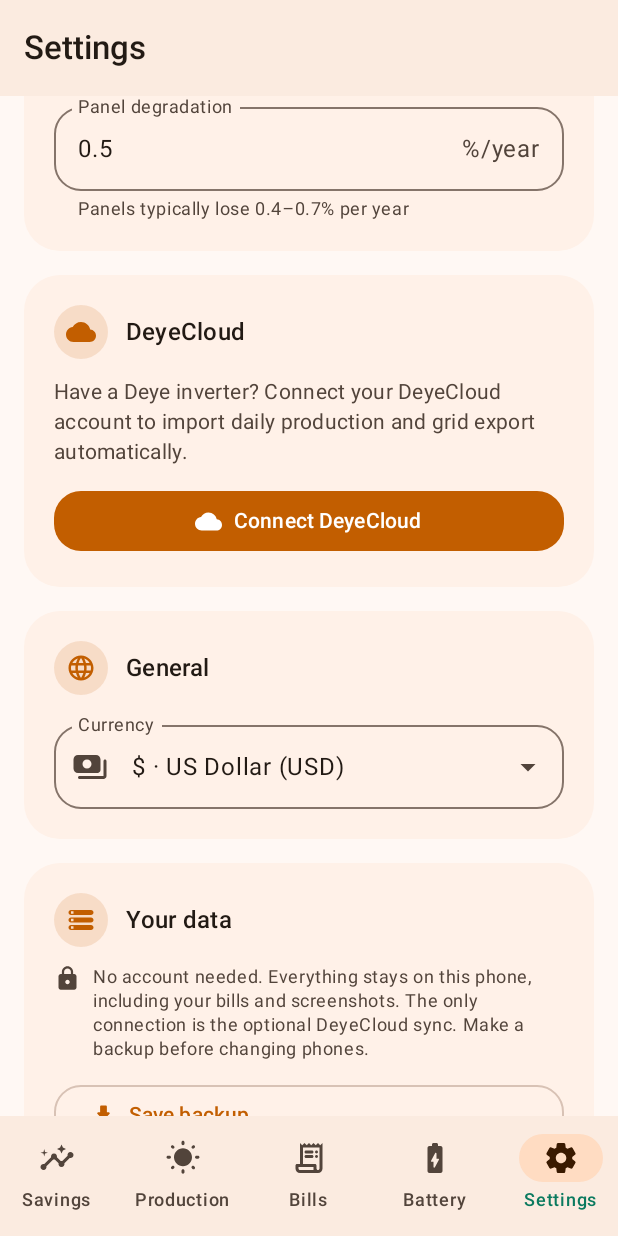
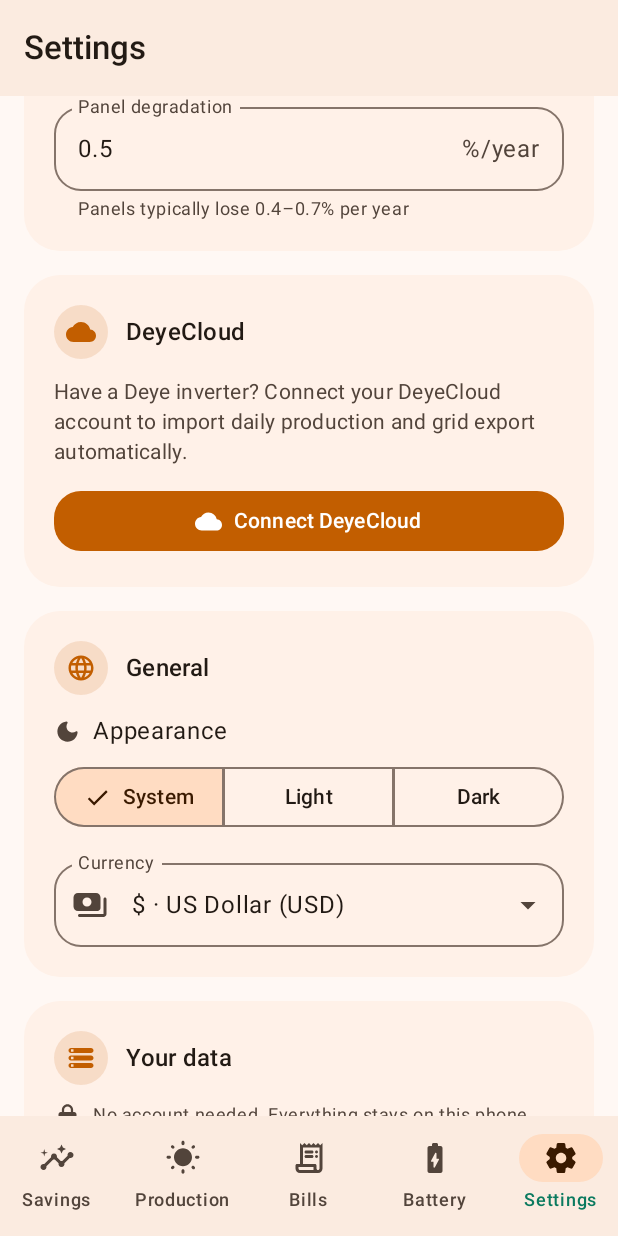
Before and after one commit to c0dewars/pv-calculator, an Android app built with Jetpack Compose: the screen it shows after launch (MainActivity), item 5 of the bottom bar chosen, scrolled down 1096 dp, on a phone screen of 412 x 824 dp. Run offline under Robolectric (Android 15) with nearby library versions, the phone set to English and light mode, and no system bars; libraries missing offline, so code that uses them is left out: com.google.mlkit.vision, com.tom_roush.pdfbox; pictures from the network do not load.

Commit message:
Add a dark mode switch and tune dark colors
- Settings → General → Appearance: System / Light / Dark, saved with the
  app data; status and navigation bar icons follow the chosen theme
- Dark palette: card surfaces slightly lighter than the background,
  deeper hero gradient so white text stays readable without glare
- Segmented buttons use the orange accent instead of the default green
- Dark-mode screenshots (savings, payback, production, settings, battery)
  in docs/screenshots and the README

Co-Authored-By: Claude Opus 5.5 <noreply@anthropic.com>

```diff
--- a/app/src/main/java/io/github/c0dewars/pvcalculator/MainActivity.kt
+++ b/app/src/main/java/io/github/c0dewars/pvcalculator/MainActivity.kt
@@ -1,18 +1,39 @@
 package io.github.c0dewars.pvcalculator
 
+import android.graphics.Color
 import android.os.Bundle
 import androidx.activity.ComponentActivity
+import androidx.activity.SystemBarStyle
 import androidx.activity.compose.setContent
 import androidx.activity.enableEdgeToEdge
+import androidx.compose.runtime.LaunchedEffect
+import androidx.compose.runtime.collectAsState
+import androidx.compose.runtime.getValue
+import androidx.lifecycle.viewmodel.compose.viewModel
+import io.github.c0dewars.pvcalculator.ui.AppViewModel
 import io.github.c0dewars.pvcalculator.ui.PvApp
 import io.github.c0dewars.pvcalculator.ui.theme.PvTheme
+import io.github.c0dewars.pvcalculator.ui.theme.isDark
+import io.github.c0dewars.pvcalculator.ui.theme.themeModeOf
 
 class MainActivity : ComponentActivity() {
     override fun onCreate(savedInstanceState: Bundle?) {
         super.onCreate(savedInstanceState)
         enableEdgeToEdge()
         setContent {
-            PvTheme { PvApp() }
+            val vm: AppViewModel = viewModel()
+            val data by vm.data.collectAsState()
+            val dark = themeModeOf(data.themeMode).isDark()
+            // Status/navigation bar icons follow the app theme, not only the phone's.
+            LaunchedEffect(dark) {
+                val style = if (dark) {
+                    SystemBarStyle.dark(Color.TRANSPARENT)
+                } else {
+                    SystemBarStyle.light(Color.TRANSPARENT, Color.TRANSPARENT)
+                }
+                enableEdgeToEdge(statusBarStyle = style, navigationBarStyle = style)
+            }
+            PvTheme(darkTheme = dark) { PvApp(vm) }
         }
     }
 }
--- a/app/src/main/java/io/github/c0dewars/pvcalculator/data/Model.kt
+++ b/app/src/main/java/io/github/c0dewars/pvcalculator/data/Model.kt
@@ -12,6 +12,8 @@ data class AppData(
     val currencyCode: String? = null,
     val bills: List<Bill> = emptyList(),
     val production: List<ProductionEntry> = emptyList(),
+    /** App theme: "SYSTEM" (follow the phone), "LIGHT" or "DARK". */
+    val themeMode: String = "SYSTEM",
     /** Link to a DeyeCloud station (secrets such as the app secret and token are stored separately). */
     val deye: DeyeLink? = null,
 )
--- a/app/src/main/java/io/github/c0dewars/pvcalculator/ui/AppViewModel.kt
+++ b/app/src/main/java/io/github/c0dewars/pvcalculator/ui/AppViewModel.kt
@@ -134,6 +134,8 @@ class AppViewModel(app: Application) : AndroidViewModel(app) {
     fun deleteExtraInvestment(id: String) = updateSystem { s ->
         s.copy(extraInvestments = s.extraInvestments.filter { it.id != id })
     }
+
+    fun setThemeMode(mode: String) = update { it.copy(themeMode = mode) }
 
     fun setCurrency(code: String) = update { it.copy(currencyCode = code) }
 
--- a/app/src/main/java/io/github/c0dewars/pvcalculator/ui/components/Common.kt
+++ b/app/src/main/java/io/github/c0dewars/pvcalculator/ui/components/Common.kt
@@ -439,3 +439,10 @@ fun AttachButton(text: String, icon: ImageVector, onClick: () -> Unit, modifier:
         Text(text)
     }
 }
+
+/** Segmented buttons use the app's orange accent (instead of the default green) when selected. */
+@Composable
+fun pvSegmentedColors() = androidx.compose.material3.SegmentedButtonDefaults.colors(
+    activeContainerColor = MaterialTheme.colorScheme.primaryContainer,
+    activeContentColor = MaterialTheme.colorScheme.onPrimaryContainer,
+)
--- a/app/src/main/java/io/github/c0dewars/pvcalculator/ui/screens/DeyeSection.kt
+++ b/app/src/main/java/io/github/c0dewars/pvcalculator/ui/screens/DeyeSection.kt
@@ -56,6 +56,7 @@ import androidx.compose.ui.text.input.PasswordVisualTransformation
 import androidx.compose.ui.text.input.VisualTransformation
 import androidx.compose.ui.unit.dp
 import io.github.c0dewars.pvcalculator.R
+import io.github.c0dewars.pvcalculator.ui.components.pvSegmentedColors
 import io.github.c0dewars.pvcalculator.data.AppData
 import io.github.c0dewars.pvcalculator.domain.DeyeDataCenter
 import io.github.c0dewars.pvcalculator.domain.DeyeStation
@@ -250,6 +251,7 @@ private fun DeyeConnectDialog(
                             selected = dataCenter == dc,
                             onClick = { dataCenter = dc },
                             shape = SegmentedButtonDefaults.itemShape(i, options.size),
+                        colors = pvSegmentedColors(),
                         ) { Text(stringResource(label), maxLines = 1) }
                     }
                 }
--- a/app/src/main/java/io/github/c0dewars/pvcalculator/ui/screens/OverviewScreen.kt
+++ b/app/src/main/java/io/github/c0dewars/pvcalculator/ui/screens/OverviewScreen.kt
@@ -67,7 +67,9 @@ import io.github.c0dewars.pvcalculator.ui.components.SectionCard
 import io.github.c0dewars.pvcalculator.ui.components.SplitBar
 import io.github.c0dewars.pvcalculator.ui.components.StatTile
 import io.github.c0dewars.pvcalculator.ui.theme.PvColors
+import io.github.c0dewars.pvcalculator.ui.theme.LocalDarkTheme
 import io.github.c0dewars.pvcalculator.ui.theme.SunGradient
+import io.github.c0dewars.pvcalculator.ui.theme.SunGradientDark
 
 @Composable
 fun OverviewScreen(
@@ -156,7 +158,7 @@ private fun HeroCard(summary: Summary, fmt: Formatter) {
         Modifier
             .fillMaxWidth()
             .clip(MaterialTheme.shapes.extraLarge)
-            .background(SunGradient)
+            .background(if (LocalDarkTheme.current) SunGradientDark else SunGradient)
             .padding(24.dp),
     ) {
         Icon(
--- a/app/src/main/java/io/github/c0dewars/pvcalculator/ui/screens/ProductionScreen.kt
+++ b/app/src/main/java/io/github/c0dewars/pvcalculator/ui/screens/ProductionScreen.kt
@@ -67,6 +67,7 @@ import androidx.compose.ui.res.stringResource
 import androidx.compose.ui.text.font.FontWeight
 import androidx.compose.ui.unit.dp
 import io.github.c0dewars.pvcalculator.R
+import io.github.c0dewars.pvcalculator.ui.components.pvSegmentedColors
 import io.github.c0dewars.pvcalculator.data.AppData
 import io.github.c0dewars.pvcalculator.data.Attachment
 import io.github.c0dewars.pvcalculator.data.DataRepository
@@ -348,10 +349,12 @@ private fun ProductionEditDialog(
                     SegmentedButton(
                         selected = !wholeMonth, onClick = { wholeMonth = false },
                         shape = SegmentedButtonDefaults.itemShape(0, 2),
+                        colors = pvSegmentedColors(),
                     ) { Text(stringResource(R.string.one_day)) }
                     SegmentedButton(
                         selected = wholeMonth, onClick = { wholeMonth = true },
                         shape = SegmentedButtonDefaults.itemShape(1, 2),
+                        colors = pvSegmentedColors(),
                     ) { Text(stringResource(R.string.whole_month)) }
                 }
                 if (wholeMonth) {
--- a/app/src/main/java/io/github/c0dewars/pvcalculator/ui/screens/SettingsScreen.kt
+++ b/app/src/main/java/io/github/c0dewars/pvcalculator/ui/screens/SettingsScreen.kt
@@ -18,6 +18,7 @@ import androidx.compose.material.icons.Icons
 import androidx.compose.material.icons.rounded.Add
 import androidx.compose.material.icons.rounded.BatteryChargingFull
 import androidx.compose.material.icons.rounded.Bolt
+import androidx.compose.material.icons.rounded.DarkMode
 import androidx.compose.material.icons.rounded.DeleteForever
 import androidx.compose.material.icons.rounded.Event
 import androidx.compose.material.icons.rounded.FileDownload
@@ -40,6 +41,9 @@ import androidx.compose.material3.MaterialTheme
 import androidx.compose.material3.MenuAnchorType
 import androidx.compose.material3.OutlinedButton
 import androidx.compose.material3.OutlinedTextField
+import androidx.compose.material3.SegmentedButton
+import androidx.compose.material3.SegmentedButtonDefaults
+import androidx.compose.material3.SingleChoiceSegmentedButtonRow
 import androidx.compose.material3.Slider
 import androidx.compose.material3.SnackbarHostState
 import androidx.compose.material3.Text
@@ -59,6 +63,7 @@ import androidx.compose.ui.res.stringResource
 import androidx.compose.ui.unit.dp
 import io.github.c0dewars.pvcalculator.BuildConfig
 import io.github.c0dewars.pvcalculator.R
+import io.github.c0dewars.pvcalculator.ui.components.pvSegmentedColors
 import io.github.c0dewars.pvcalculator.data.AppData
 import io.github.c0dewars.pvcalculator.data.DataRepository
 import io.github.c0dewars.pvcalculator.data.ExtraInvestment
@@ -72,6 +77,8 @@ import io.github.c0dewars.pvcalculator.ui.components.Formatter
 import io.github.c0dewars.pvcalculator.ui.components.NumberSettingField
 import io.github.c0dewars.pvcalculator.ui.components.PickerField
 import io.github.c0dewars.pvcalculator.ui.components.SectionCard
+import io.github.c0dewars.pvcalculator.ui.theme.ThemeMode
+import io.github.c0dewars.pvcalculator.ui.theme.themeModeOf
 import kotlinx.coroutines.launch
 import java.time.LocalDate
 import java.util.Currency
@@ -190,6 +197,7 @@ fun SettingsScreen(vm: AppViewModel, data: AppData, fmt: Formatter, snackbar: Sn
 
             // --------------------------------------------------------- general
             SectionCard(title = stringResource(R.string.section_general), icon = Icons.Rounded.Language) {
+                ThemeSelector(themeModeOf(data.themeMode)) { vm.setThemeMode(it.name) }
                 CurrencyPicker(data.currencyCode ?: AppViewModel.defaultCurrency()) { vm.setCurrency(it) }
             }
 
@@ -280,6 +288,32 @@ private fun SelfConsumptionSlider(value: Double, onValue: (Double) -> Unit) {
             style = MaterialTheme.typography.bodySmall,
             color = MaterialTheme.colorScheme.onSurfaceVariant,
         )
+    }
+}
+
+@Composable
+private fun ThemeSelector(selected: ThemeMode, onSelect: (ThemeMode) -> Unit) {
+    Column(verticalArrangement = Arrangement.spacedBy(8.dp)) {
+        Row(verticalAlignment = Alignment.CenterVertically) {
+            Icon(Icons.Rounded.DarkMode, null, Modifier.size(18.dp), tint = MaterialTheme.colorScheme.onSurfaceVariant)
+            Spacer(Modifier.width(8.dp))
+            Text(stringResource(R.string.theme), style = MaterialTheme.typography.bodyLarge)
+        }
+        val options = listOf(
+            ThemeMode.SYSTEM to R.string.theme_system,
+            ThemeMode.LIGHT to R.string.theme_light,
+            ThemeMode.DARK to R.string.theme_dark,
+        )
+        SingleChoiceSegmentedButtonRow(Modifier.fillMaxWidth()) {
+            options.forEachIndexed { i, (mode, label) ->
+                SegmentedButton(
+                    selected = selected == mode,
+                    onClick = { onSelect(mode) },
+                    shape = SegmentedButtonDefaults.itemShape(i, options.size),
+                        colors = pvSegmentedColors(),
+                ) { Text(stringResource(label), maxLines = 1) }
+            }
+        }
     }
 }
 
--- a/app/src/main/java/io/github/c0dewars/pvcalculator/ui/theme/Theme.kt
+++ b/app/src/main/java/io/github/c0dewars/pvcalculator/ui/theme/Theme.kt
@@ -8,6 +8,8 @@ import androidx.compose.material3.Typography
 import androidx.compose.material3.darkColorScheme
 import androidx.compose.material3.lightColorScheme
 import androidx.compose.runtime.Composable
+import androidx.compose.runtime.CompositionLocalProvider
+import androidx.compose.runtime.staticCompositionLocalOf
 import androidx.compose.ui.graphics.Brush
 import androidx.compose.ui.graphics.Color
 import androidx.compose.ui.text.font.FontWeight
@@ -62,16 +64,35 @@ private val Dark = darkColorScheme(
     surfaceVariant = Color(0xFF52443B),
     onSurfaceVariant = Color(0xFFD8C2B5),
     surfaceContainerLowest = Color(0xFF130D08),
-    surfaceContainerLow = Color(0xFF221A14),
-    surfaceContainer = Color(0xFF261E18),
-    surfaceContainerHigh = Color(0xFF312822),
-    surfaceContainerHighest = Color(0xFF3C332C),
+    // Cards a bit lighter than the background so they stand out in the dark.
+    surfaceContainerLow = Color(0xFF261D16),
+    surfaceContainer = Color(0xFF2B221B),
+    surfaceContainerHigh = Color(0xFF362C25),
+    surfaceContainerHighest = Color(0xFF41372F),
     outline = Color(0xFFA08D82),
     outlineVariant = Color(0xFF52443B),
 )
 
 /** Warm sunrise gradient used on the hero card. */
 val SunGradient = Brush.linearGradient(listOf(Color(0xFFFFB13B), Color(0xFFF57C00), Color(0xFFD84315)))
+
+/** Deeper version for dark mode: less glare, white text stays readable. */
+val SunGradientDark = Brush.linearGradient(listOf(Color(0xFFD9822B), Color(0xFFB8520F), Color(0xFF8C2F12)))
+
+/** True when the app is drawn with the dark color scheme. */
+val LocalDarkTheme = staticCompositionLocalOf { false }
+
+/** Theme preference stored in the app data. */
+enum class ThemeMode { SYSTEM, LIGHT, DARK }
+
+@Composable
+fun ThemeMode.isDark(): Boolean = when (this) {
+    ThemeMode.SYSTEM -> isSystemInDarkTheme()
+    ThemeMode.LIGHT -> false
+    ThemeMode.DARK -> true
+}
+
+fun themeModeOf(value: String?): ThemeMode = ThemeMode.entries.firstOrNull { it.name == value } ?: ThemeMode.SYSTEM
 
 /** Colours used in charts and breakdowns, readable on both themes. */
 object PvColors {
@@ -102,6 +123,7 @@ private val AppShapes = Shapes(
 
 @Composable
 fun PvTheme(darkTheme: Boolean = isSystemInDarkTheme(), content: @Composable () -> Unit) {
+    CompositionLocalProvider(LocalDarkTheme provides darkTheme) {
         MaterialTheme(
             colorScheme = if (darkTheme) Dark else Light,
             typography = AppTypography,
@@ -109,3 +131,4 @@ fun PvTheme(darkTheme: Boolean = isSystemInDarkTheme(), content: @Composable ()
             content = content,
         )
     }
+}
--- a/app/src/main/res/values/strings.xml
+++ b/app/src/main/res/values/strings.xml
@@ -184,6 +184,10 @@
     <string name="degradation_hint">Panels typically lose 0.4–0.7% per year</string>
     <string name="percent_per_year" formatted="false">%/year</string>
     <string name="section_general">General</string>
+    <string name="theme">Appearance</string>
+    <string name="theme_system">System</string>
+    <string name="theme_light">Light</string>
+    <string name="theme_dark">Dark</string>
     <string name="currency">Currency</string>
     <string name="section_data">Your data</string>
     <string name="privacy_note">No account needed. Everything stays on this phone, including your bills and screenshots. The only connection is the optional DeyeCloud sync. Make a backup before changing phones.</string>
```
Also changed, not shown: 9 other files. Lines whose indentation alone changed are shown as unchanged.
